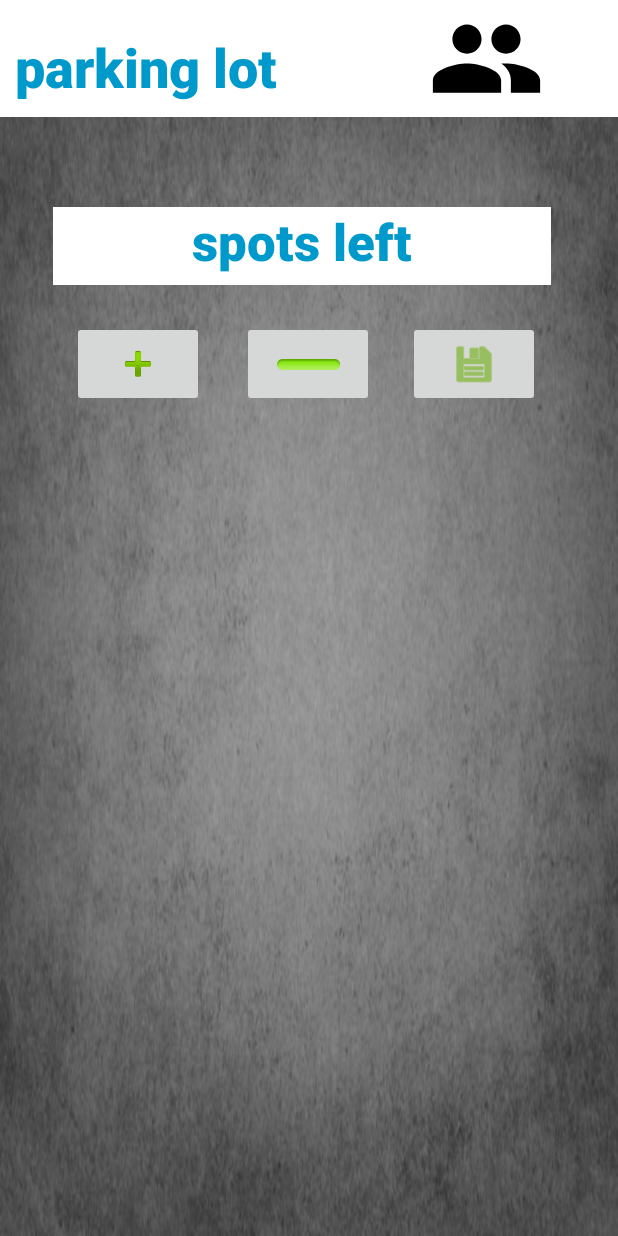
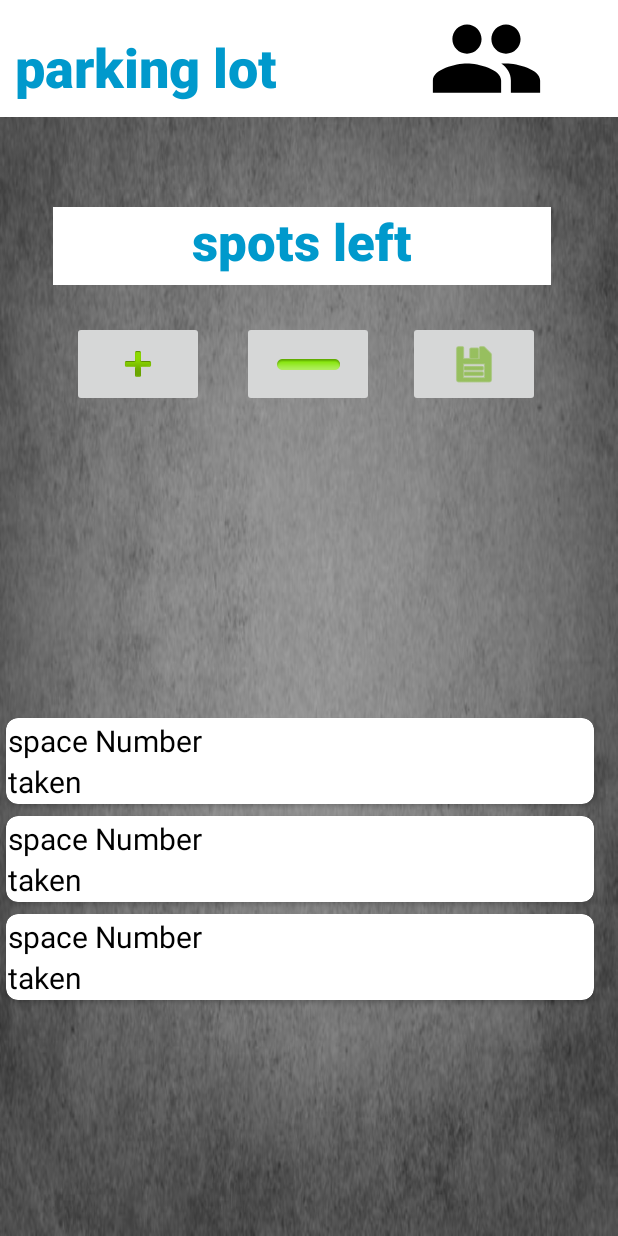
Before and after one commit to HernanGHernandez/CST438Project3, an Android app: the layout activity_view_parking_lot.xml on its own in the app's theme, with its tools: preview values and no code run, on a phone screen of 412 x 824 dp. Run offline under Robolectric (Android 15) with nearby library versions, the phone set to English and light mode, and no system bars; network calls fail.

Commit message:
added stuff

```diff
--- a/Andriod_Project3/app/build.gradle
+++ b/Andriod_Project3/app/build.gradle
@@ -33,6 +33,7 @@ dependencies {
     implementation 'com.google.android.material:material:1.4.0'
     implementation 'androidx.constraintlayout:constraintlayout:2.1.0'
     implementation 'androidx.gridlayout:gridlayout:1.0.0'
+    implementation 'com.android.volley:volley:1.2.0'
     testImplementation 'junit:junit:4.+'
     androidTestImplementation 'androidx.test.ext:junit:1.1.3'
     androidTestImplementation 'androidx.test.espresso:espresso-core:3.4.0'
--- a/Andriod_Project3/app/src/main/res/layout/activity_view_parking_lot.xml
+++ b/Andriod_Project3/app/src/main/res/layout/activity_view_parking_lot.xml
@@ -100,12 +100,14 @@
         app:tint="#6DAF0F" />
 
     <androidx.recyclerview.widget.RecyclerView
-        android:layout_width="409dp"
-        android:layout_height="215dp"
-        android:layout_marginBottom="96dp"
+        android:id="@+id/recycler_view"
+        android:layout_width="400dp"
+        android:layout_height="345dp"
+        android:layout_marginBottom="4dp"
         app:layout_constraintBottom_toBottomOf="parent"
         app:layout_constraintEnd_toEndOf="parent"
-        app:layout_constraintHorizontal_bias="1.0"
-        app:layout_constraintStart_toStartOf="parent" />
+        app:layout_constraintHorizontal_bias="0.0"
+        app:layout_constraintStart_toStartOf="parent"
+        tools:listitem="@layout/lot_model" />
 
 </androidx.constraintlayout.widget.ConstraintLayout>
--- /dev/null
+++ b/Andriod_Project3/app/src/main/res/layout/lot_model.xml
@@ -0,0 +1,34 @@
+<?xml version="1.0" encoding="utf-8"?>
+<androidx.cardview.widget.CardView xmlns:android="http://schemas.android.com/apk/res/android"
+    xmlns:app="http://schemas.android.com/apk/res-auto"
+    android:layout_width="match_parent"
+    android:layout_height="wrap_content"
+    android:layout_margin="4dp"
+    app:cardCornerRadius="8dp">
+
+    <LinearLayout
+        android:layout_width="match_parent"
+        android:layout_height="wrap_content"
+        android:orientation="vertical"
+        android:padding="1dp">
+
+        <TextView
+            android:id="@+id/space"
+            android:layout_width="wrap_content"
+            android:layout_height="wrap_content"
+            android:text="@string/space_number"
+            android:textColor="@android:color/black"
+            android:textSize="20sp" />
+        <TextView
+            android:id="@+id/taken"
+            android:layout_width="wrap_content"
+            android:layout_height="wrap_content"
+            android:text="@string/taken"
+            android:textColor="@android:color/black"
+            android:textSize="20sp" />
+
+
+
+
+    </LinearLayout>
+</androidx.cardview.widget.CardView>
--- a/Andriod_Project3/app/src/main/res/values/strings.xml
+++ b/Andriod_Project3/app/src/main/res/values/strings.xml
@@ -2,4 +2,7 @@
     <string name="app_name">Andriod_Project3</string>
     <string name="parkinglot">parking lot</string>
     <string name="Spots_left">spots left </string>
+    <string name="space_number">space Number</string>
+    <string name="taken">taken</string>
+    <string name="userid">UserID</string>
 </resources>
```
Also changed, not shown: Andriod_Project3/app/src/main/java/com/example/andriod_project3/lotModel.java (added, +48 -0 lines), Andriod_Project3/app/src/main/java/com/example/andriod_project3/lotViewAdapter.java (added, +80 -0 lines), Andriod_Project3/app/src/main/java/com/example/andriod_project3/view_parking_lot.java (+100 -1 lines), 4 other files.
